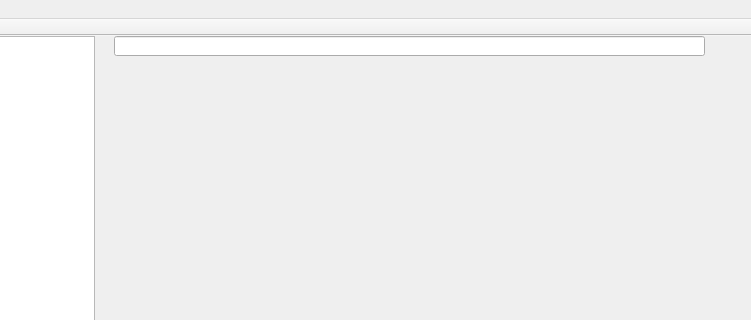
Old version of the form mainwindow.ui in the repository carlosv14/OrganizacionDeArchivos; both pictures show x 126 to 877 and y 0 to 320 of the 877 by 535 pixel window.
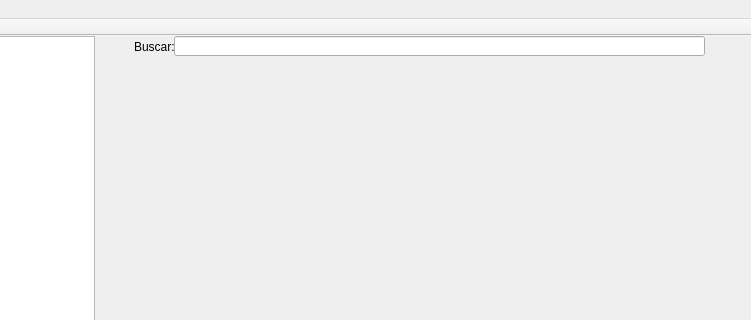
New version of the form.

Patch:
```diff
--- a/mainwindow.ui
+++ b/mainwindow.ui
@@ -63,13 +63,26 @@
    <widget class="QLineEdit" name="lineEdit">
     <property name="geometry">
      <rect>
-      <x>240</x>
+      <x>300</x>
       <y>0</y>
-      <width>591</width>
+      <width>531</width>
       <height>20</height>
      </rect>
     </property>
    </widget>
+   <widget class="QLabel" name="label">
+    <property name="geometry">
+     <rect>
+      <x>260</x>
+      <y>0</y>
+      <width>41</width>
+      <height>21</height>
+     </rect>
+    </property>
+    <property name="text">
+     <string>Buscar:</string>
+    </property>
+   </widget>
   </widget>
   <widget class="QMenuBar" name="menuBar">
    <property name="geometry">
```
Left out of the diff: 1 changed line with no effect on the pictures.
